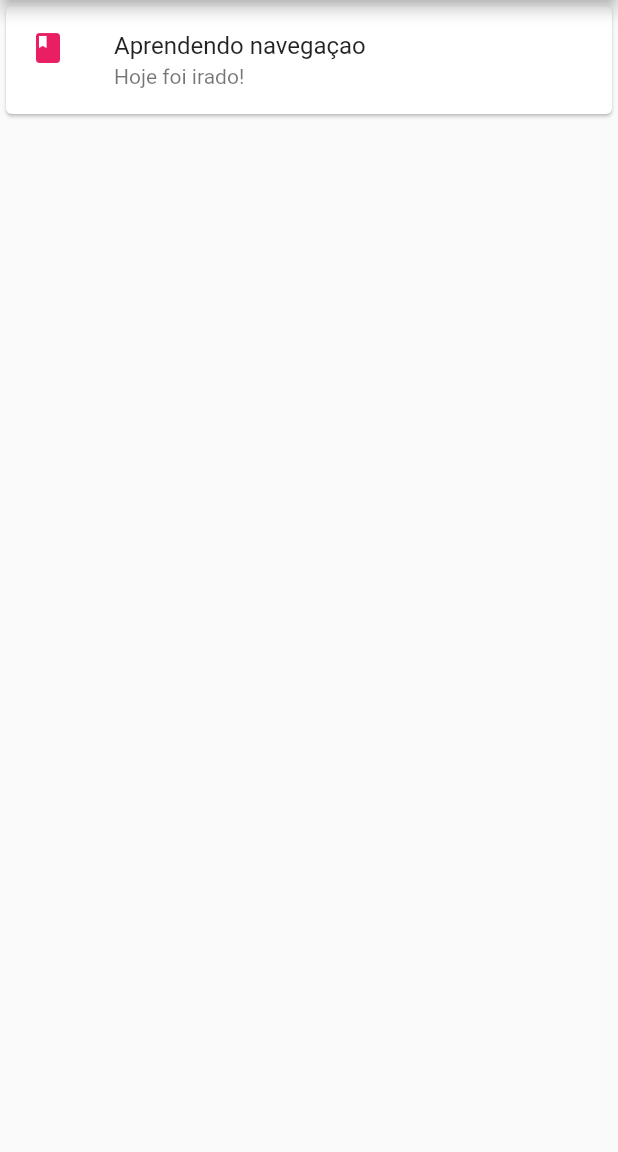
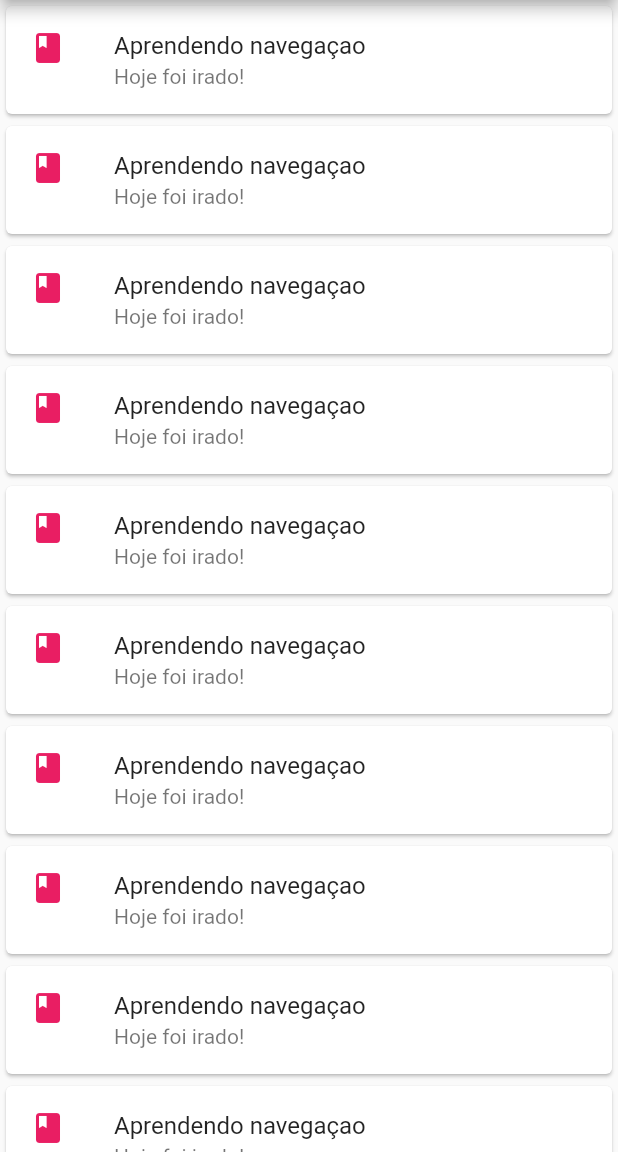
Before and after one commit to dan7sc/flutter-notes, a Flutter app: the screen it shows after launch, on a phone screen of 412 x 824 dp, the part 84-1236 px from its top. Run offline on Flutter 3.47's test engine with Material 2 defaults, Android fonts, the phone set to English and light mode, and no system bars.

Commit message:
List generates ten cards

```diff
--- a/lib/home_page.dart
+++ b/lib/home_page.dart
@@ -14,9 +14,11 @@ class _HomePageState extends State<HomePage> {
       appBar: AppBar(
         title: Text("Notes Raro Academy"),
       ),
-      body: Column(
-        children: [
-          Card(
+      body: SingleChildScrollView(
+        child: Column(
+          children: List.generate(
+            10,
+            (index) => Card(
               child: ListTile(
                 leading: Icon(
                   Icons.book,
@@ -26,7 +28,8 @@ class _HomePageState extends State<HomePage> {
                 subtitle: Text("Hoje foi irado!"),
               ),
             ),
-        ],
+          ),
+        ),
       ),
     );
   }
```
Lines whose indentation alone changed are shown as unchanged.
